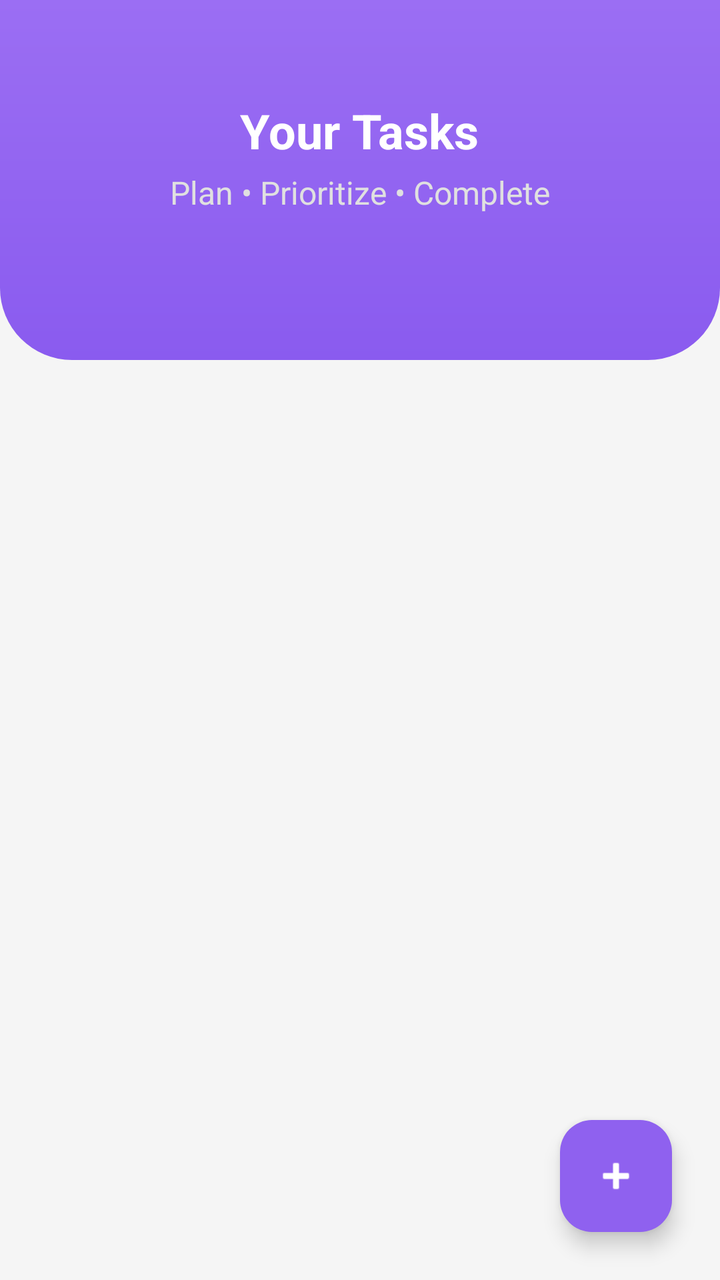
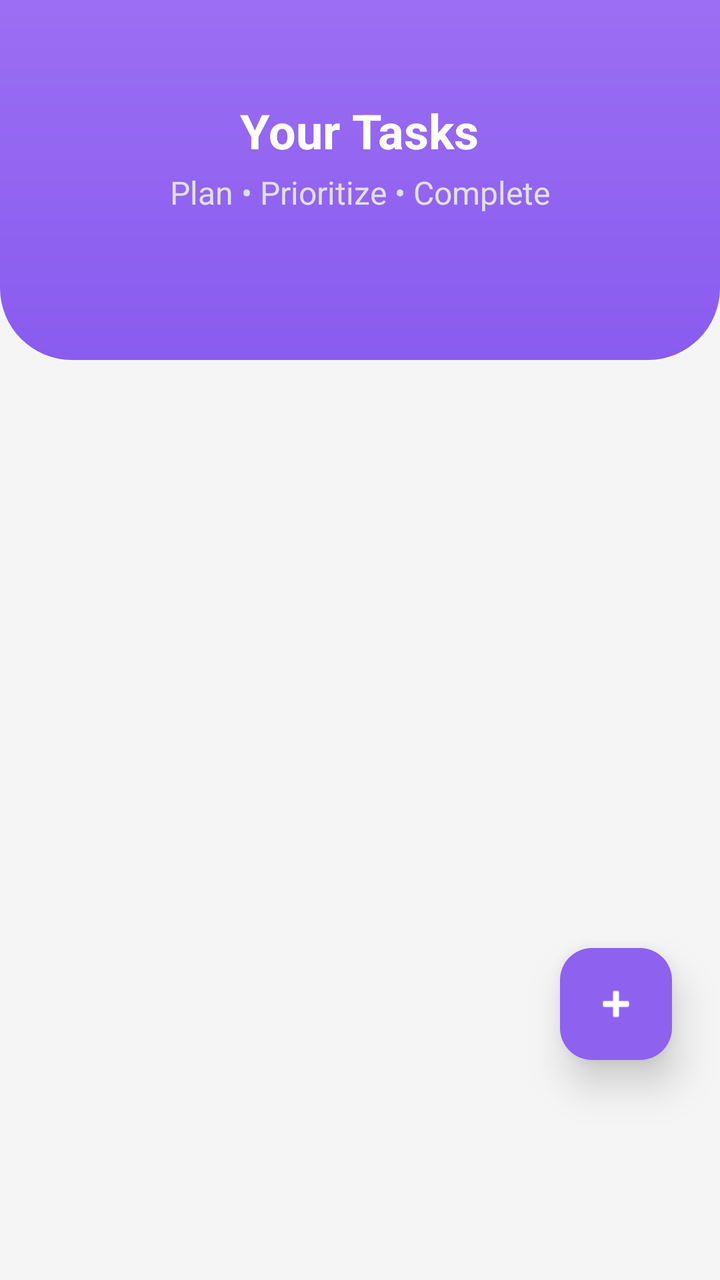

Two renders of the same Android screen: before a commit and after it. Below are the layout's source before the change and the commit's diff.
<!-- AndroidManifest.xml: application theme Theme.PlanUp -->
<!-- res/layout/fragment_tasks.xml -->
<?xml version="1.0" encoding="utf-8"?>
<androidx.constraintlayout.widget.ConstraintLayout
    xmlns:android="http://schemas.android.com/apk/res/android"
    xmlns:app="http://schemas.android.com/apk/res-auto"
    xmlns:tools="http://schemas.android.com/tools"
    android:layout_width="match_parent"
    android:layout_height="match_parent"
    android:background="@color/background_light">

    
    <LinearLayout
        android:id="@+id/layoutHeader"
        android:layout_width="0dp"
        android:layout_height="180dp"
        android:background="@drawable/bg_header"
        android:orientation="vertical"
        android:gravity="center"
        android:paddingBottom="24dp"
        app:layout_constraintTop_toTopOf="parent"
        app:layout_constraintStart_toStartOf="parent"
        app:layout_constraintEnd_toEndOf="parent">

        <TextView
            style="@style/AppText.Header"
            android:layout_width="wrap_content"
            android:layout_height="wrap_content"
            android:text="Your Tasks"
            android:textColor="@color/white"/>

        <TextView
            style="@style/AppText.Subtitle"
            android:layout_width="wrap_content"
            android:layout_height="wrap_content"
            android:layout_marginTop="4dp"
            android:text="Plan • Prioritize • Complete"
            android:textColor="#E0E0E0"/>
    </LinearLayout>

    
    <androidx.recyclerview.widget.RecyclerView
        android:id="@+id/rvTasks"
        android:layout_width="0dp"
        android:layout_height="0dp"
        android:layout_margin="16dp"
        android:clipToPadding="false"
        android:paddingBottom="80dp"
        app:layout_constraintTop_toBottomOf="@id/layoutHeader"
        app:layout_constraintBottom_toBottomOf="parent"
        app:layout_constraintStart_toStartOf="parent"
        app:layout_constraintEnd_toEndOf="parent"
        tools:listitem="@layout/item_task"/>

    
    <LinearLayout
        android:id="@+id/layoutEmpty"
        android:layout_width="match_parent"
        android:layout_height="wrap_content"
        android:orientation="vertical"
        android:gravity="center"
        android:padding="24dp"
        android:visibility="gone"
        app:layout_constraintTop_toBottomOf="@id/layoutHeader"
        app:layout_constraintStart_toStartOf="parent"
        app:layout_constraintEnd_toEndOf="parent">

        <ImageView
            android:layout_width="200dp"
            android:layout_height="200dp"
            android:src="@drawable/no_tasks_illustration"/>

        <TextView
            style="@style/AppText.Header"
            android:layout_width="wrap_content"
            android:layout_height="wrap_content"
            android:layout_marginTop="16dp"
            android:text="No tasks found"
            android:textSize="20sp"/>

        <TextView
            style="@style/AppText.Subtitle"
            android:layout_width="wrap_content"
            android:layout_height="wrap_content"
            android:layout_marginTop="8dp"
            android:text="Add tasks to stay productive"/>
    </LinearLayout>

    <com.google.android.material.floatingactionbutton.FloatingActionButton
        android:id="@+id/fabAddTask"
        android:layout_width="wrap_content"
        android:layout_height="wrap_content"
        android:layout_margin="24dp"
        android:src="@android:drawable/ic_input_add"
        app:backgroundTint="#8F61EF"
        app:layout_constraintBottom_toBottomOf="parent"
        app:layout_constraintEnd_toEndOf="parent"
        app:tint="@color/white" />

</androidx.constraintlayout.widget.ConstraintLayout>
<!-- res/layout/item_task.xml (included above) -->
<?xml version="1.0" encoding="utf-8"?>
<androidx.cardview.widget.CardView xmlns:android="http://schemas.android.com/apk/res/android"
    xmlns:app="http://schemas.android.com/apk/res-auto"
    android:layout_width="match_parent"
    android:layout_height="wrap_content"
    android:layout_marginBottom="12dp"
    app:cardCornerRadius="16dp"
    app:cardElevation="6dp">

    <LinearLayout
        android:layout_width="match_parent"
        android:layout_height="wrap_content"
        android:orientation="vertical"
        android:padding="16dp">

        
        <TextView
            android:id="@+id/tvTaskTitle"
            android:layout_width="wrap_content"
            android:layout_height="wrap_content"
            android:text="Study DSA"
            android:textSize="18sp"
            android:textStyle="bold"
            android:textColor="#1F1F1F" />

        
        <TextView
            android:id="@+id/tvTaskTime"
            android:layout_width="wrap_content"
            android:layout_height="wrap_content"
            android:text="09:00 AM"
            android:textSize="14sp"
            android:textColor="#777777"
            android:layout_marginTop="4dp" />

        
        <LinearLayout
            android:layout_width="match_parent"
            android:layout_height="wrap_content"
            android:layout_marginTop="8dp"
            android:orientation="horizontal"
            android:gravity="center_vertical">

            
            <TextView
                android:id="@+id/tvPriority"
                android:layout_width="wrap_content"
                android:layout_height="wrap_content"
                android:text="H"
                android:textSize="13sp"
                android:textColor="@android:color/white"
                android:paddingHorizontal="10dp"
                android:paddingVertical="4dp"
                android:background="@drawable/bg_priority_high" />

            
            <TextView
                android:id="@+id/tvStatus"
                android:layout_width="0dp"
                android:layout_height="wrap_content"
                android:layout_weight="1"
                android:text="Pending"
                android:textSize="14sp"
                android:textColor="#9E9E9E"
                android:layout_marginStart="12dp" />

            <CheckBox
                android:id="@+id/cbTaskCompleted"
                android:layout_width="wrap_content"
                android:layout_height="wrap_content" />

        </LinearLayout>

    </LinearLayout>

</androidx.cardview.widget.CardView>
<!-- resources referenced by this layout -->
<resources>
  <color name="background_light">#F5F5F5</color>
  <color name="white">#FFFFFFFF</color>
  <!-- drawable bg_header (drawable) -->
  <?xml version="1.0" encoding="utf-8"?>
  <shape xmlns:android="http://schemas.android.com/apk/res/android">
      <gradient
          android:startColor="#9B6EF3"
          android:endColor="#8A5BEF"
          android:angle="270"/>
  
      <corners
          android:bottomLeftRadius="36dp"
          android:bottomRightRadius="36dp"/>
  </shape>
  <!-- drawable bg_priority_high (drawable) -->
  <?xml version="1.0" encoding="utf-8"?>
  <shape xmlns:android="http://schemas.android.com/apk/res/android"
      android:shape="oval">
  
      <solid android:color="#FF5252"/>
      <corners android:radius="12dp"/>
  
  </shape>
  <!-- drawable no_tasks_illustration: png bitmap (drawable, 581991 bytes) -->
  <style name="AppText.Header" parent="AppText">
          <item name="android:textSize">24sp</item>
          <item name="android:textStyle">bold</item>
      </style>
  <style name="AppText.Subtitle" parent="AppText">
          <item name="android:textSize">16sp</item>
          <item name="android:textColor">@color/primaryLightColor</item>
      </style>
  <style name="Theme.PlanUp" parent="Base.Theme.PlanUp" />
  <style name="AppText" parent="android:Widget.TextView">
          <item name="android:textColor">@color/textColorPrimary</item>
      </style>
  <color name="primaryLightColor">#8E7CC3</color>
  <style name="Base.Theme.PlanUp" parent="Theme.Material3.DayNight.NoActionBar">
          <item name="colorPrimary">@color/primaryColor</item>
          <item name="colorOnPrimary">@color/white</item>
          <item name="colorPrimaryContainer">@color/secondaryColor</item>
          <item name="colorOnPrimaryContainer">@color/primaryColor</item>
          
          <item name="colorSecondary">@color/secondaryColor</item>
          <item name="colorOnSecondary">@color/primaryColor</item>
          
          <item name="android:windowBackground">@color/background_light</item>
          <item name="android:statusBarColor">@color/primaryDarkColor</item>
          
          <item name="colorSurface">@color/white</item>
          <item name="colorOnSurface">@color/textColorPrimary</item>
          <item name="colorSurfaceVariant">@color/secondaryColor</item>
          <item name="colorOnSurfaceVariant">@color/primaryColor</item>
  
          <item name="android:datePickerDialogTheme">@style/DatePickerTheme</item>
          <item name="android:timePickerDialogTheme">@style/DatePickerTheme</item>
  
          <item name="android:windowSoftInputMode">adjustResize</item>
  
          <item name="colorPrimary">@color/primaryColor</item>
          <item name="colorOnPrimary">@color/white</item>
      </style>
  <color name="textColorPrimary">#230C59</color>
  <color name="primaryColor">#230C59</color>
  <color name="secondaryColor">#EDE7FF</color>
  <color name="primaryDarkColor">#1A0844</color>
  <style name="DatePickerTheme" parent="Theme.Material3.DayNight.Dialog">
          <item name="colorPrimary">@color/primaryColor</item>
          <item name="colorOnPrimary">@color/white</item>
          <item name="colorSurface">@color/white</item>
          <item name="colorOnSurface">@color/textColorPrimary</item>
          <item name="colorAccent">@color/primaryColor</item>
          <item name="android:buttonBarPositiveButtonStyle">@style/DialogButtonStyle</item>
          <item name="android:buttonBarNegativeButtonStyle">@style/DialogButtonStyle</item>
      </style>
  <style name="DialogButtonStyle" parent="Widget.Material3.Button.TextButton">
          <item name="android:textColor">@color/primaryColor</item>
      </style>
</resources>

<!-- the commit's change to res/layout/fragment_tasks.xml (unified diff, before → after) -->
@@ -37,20 +37,6 @@
     </LinearLayout>
 
     
-    <androidx.recyclerview.widget.RecyclerView
-        android:id="@+id/rvTasks"
-        android:layout_width="0dp"
-        android:layout_height="0dp"
-        android:layout_margin="16dp"
-        android:clipToPadding="false"
-        android:paddingBottom="80dp"
-        app:layout_constraintTop_toBottomOf="@id/layoutHeader"
-        app:layout_constraintBottom_toBottomOf="parent"
-        app:layout_constraintStart_toStartOf="parent"
-        app:layout_constraintEnd_toEndOf="parent"
-        tools:listitem="@layout/item_task"/>
-
-    
     <LinearLayout
         android:id="@+id/layoutEmpty"
         android:layout_width="match_parent"
@@ -60,6 +46,7 @@
         android:padding="24dp"
         android:visibility="gone"
         app:layout_constraintTop_toBottomOf="@id/layoutHeader"
+        app:layout_constraintBottom_toBottomOf="parent"
         app:layout_constraintStart_toStartOf="parent"
         app:layout_constraintEnd_toEndOf="parent">
 
@@ -84,12 +71,32 @@
             android:text="Add tasks to stay productive"/>
     </LinearLayout>
 
+    
+    <androidx.recyclerview.widget.RecyclerView
+        android:id="@+id/rvTasks"
+        android:layout_width="0dp"
+        android:layout_height="0dp"
+        android:clipToPadding="false"
+        android:padding="16dp"
+        android:paddingBottom="100dp"
+        app:layout_constraintTop_toBottomOf="@id/layoutHeader"
+        app:layout_constraintBottom_toBottomOf="parent"
+        app:layout_constraintStart_toStartOf="parent"
+        app:layout_constraintEnd_toEndOf="parent"
+        tools:listitem="@layout/item_task"/>
+
+    
     <com.google.android.material.floatingactionbutton.FloatingActionButton
         android:id="@+id/fabAddTask"
         android:layout_width="wrap_content"
         android:layout_height="wrap_content"
-        android:layout_margin="24dp"
-        android:src="@android:drawable/ic_input_add"
+        android:layout_marginEnd="24dp"
+        android:layout_marginBottom="110dp"
+        android:clickable="true"
+        android:focusable="true"
+        app:elevation="12dp"
+        app:pressedTranslationZ="12dp"
+        app:srcCompat="@android:drawable/ic_input_add"
         app:backgroundTint="#8F61EF"
         app:layout_constraintBottom_toBottomOf="parent"
         app:layout_constraintEnd_toEndOf="parent"
